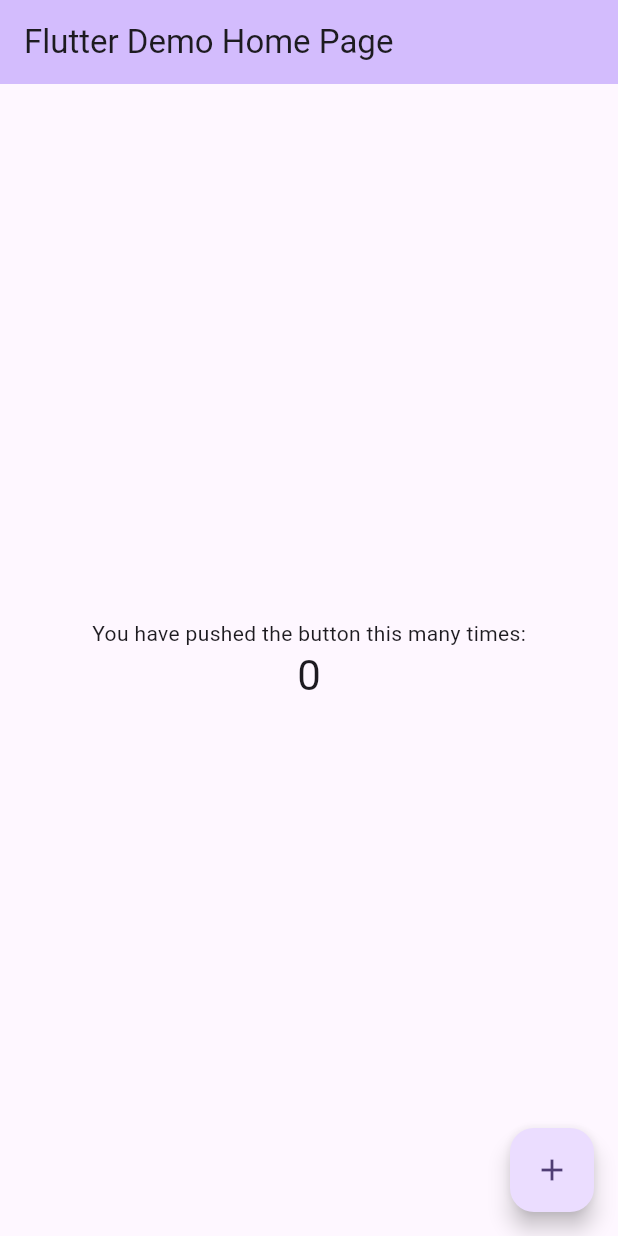
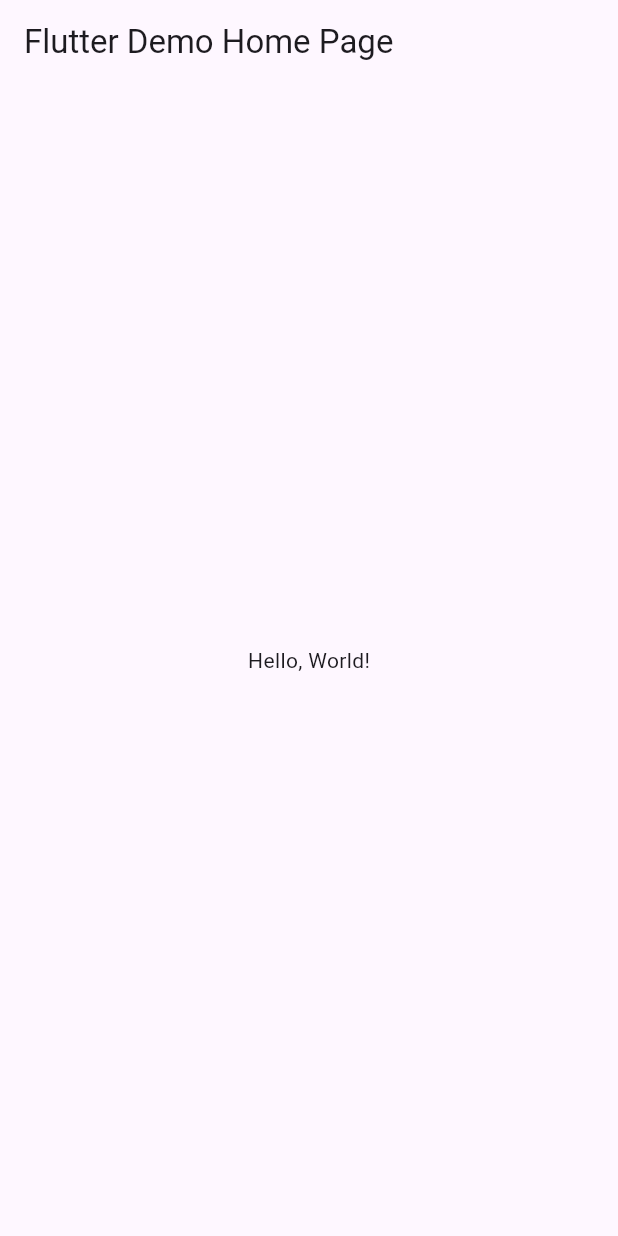
Before and after one commit to k4zann/Messenger_App, a Flutter app: the screen it shows after launch, on a phone screen of 412 x 824 dp. Run offline on Flutter 3.47's test engine with Material 3 defaults, Android fonts, the phone set to English and light mode, and no system bars.

Commit message:
added some more structure for the project

```diff
--- /dev/null
+++ b/lib/data/models/Message.dart
@@ -0,0 +1,3 @@
+class Message {
+
+}
--- a/lib/ui/screens/home_page/home_page.dart
+++ b/lib/ui/screens/home_page/home_page.dart
@@ -3,14 +3,6 @@ import 'package:flutter/material.dart';
 class MyHomePage extends StatefulWidget {
   const MyHomePage({super.key, required this.title});
 
-  // This widget is the home page of your application. It is stateful, meaning
-  // that it has a State object (defined below) that contains fields that affect
-  // how it looks.
-
-  // This class is the configuration for the state. It holds the values (in this
-  // case the title) provided by the parent (in this case the App widget) and
-  // used by the build method of the State. Fields in a Widget subclass are
-  // always marked "final".
 
   final String title;
 
@@ -19,71 +11,19 @@ class MyHomePage extends StatefulWidget {
 }
 
 class _MyHomePageState extends State<MyHomePage> {
-  int _counter = 0;
 
-  void _incrementCounter() {
-    setState(() {
-      // This call to setState tells the Flutter framework that something has
-      // changed in this State, which causes it to rerun the build method below
-      // so that the display can reflect the updated values. If we changed
-      // _counter without calling setState(), then the build method would not be
-      // called again, and so nothing would appear to happen.
-      _counter++;
-    });
-  }
 
   @override
   Widget build(BuildContext context) {
-    // This method is rerun every time setState is called, for instance as done
-    // by the _incrementCounter method above.
-    //
-    // The Flutter framework has been optimized to make rerunning build methods
-    // fast, so that you can just rebuild anything that needs updating rather
-    // than having to individually change instances of widgets.
     return Scaffold(
       appBar: AppBar(
-        // TRY THIS: Try changing the color here to a specific color (to
-        // Colors.amber, perhaps?) and trigger a hot reload to see the AppBar
-        // change color while the other colors stay the same.
-        backgroundColor: Theme.of(context).colorScheme.inversePrimary,
-        // Here we take the value from the MyHomePage object that was created by
-        // the App.build method, and use it to set our appbar title.
         title: Text(widget.title),
       ),
-      body: Center(
-        // Center is a layout widget. It takes a single child and positions it
-        // in the middle of the parent.
-        child: Column(
-          // Column is also a layout widget. It takes a list of children and
-          // arranges them vertically. By default, it sizes itself to fit its
-          // children horizontally, and tries to be as tall as its parent.
-          //
-          // Column has various properties to control how it sizes itself and
-          // how it positions its children. Here we use mainAxisAlignment to
-          // center the children vertically; the main axis here is the vertical
-          // axis because Columns are vertical (the cross axis would be
-          // horizontal).
-          //
-          // TRY THIS: Invoke "debug painting" (choose the "Toggle Debug Paint"
-          // action in the IDE, or press "p" in the console), to see the
-          // wireframe for each widget.
-          mainAxisAlignment: MainAxisAlignment.center,
-          children: <Widget>[
-            const Text(
-              'You have pushed the button this many times:',
-            ),
-            Text(
-              '$_counter',
-              style: Theme.of(context).textTheme.headlineMedium,
-            ),
-          ],
+      body: const Center(
+        child: Text(
+          'Hello, World!',
         ),
       ),
-      floatingActionButton: FloatingActionButton(
-        onPressed: _incrementCounter,
-        tooltip: 'Increment',
-        child: const Icon(Icons.add),
-      ), // This trailing comma makes auto-formatting nicer for build methods.
     );
   }
 }
```
Also changed, not shown: lib/main.dart (+0 -16 lines), lib/services/auth/auth_service.dart (added), lib/services/chat/chat_service.dart (added), lib/ui/screens/chat_page/chat_page.dart (added), lib/ui/screens/login_page/login_page.dart (added), lib/ui/screens/registration_page/registration_page.dart (added).
